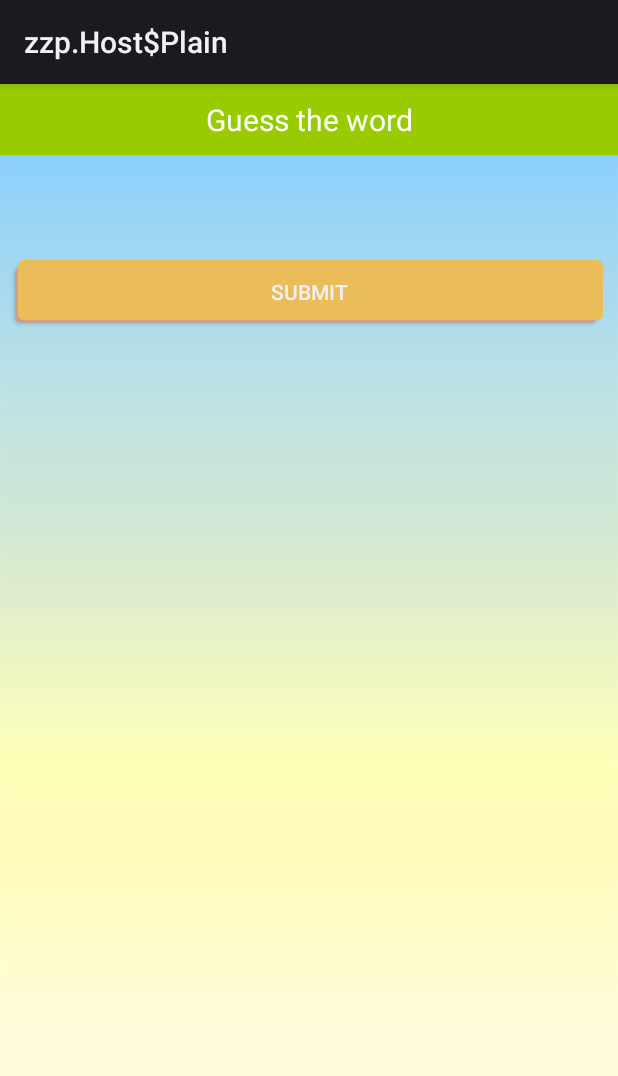
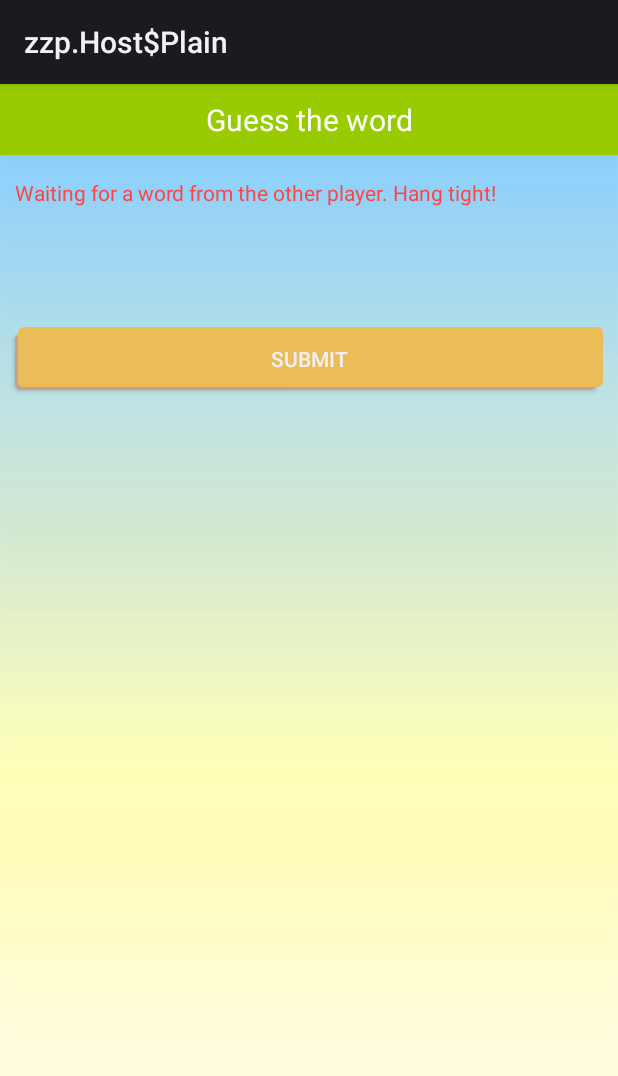
Before and after one commit to sachin-sable/QP-hack-bulls-and-cows-android, an Android app: the layout guesser_screen.xml on its own in the app's theme, with its tools: preview values and no code run, on a phone screen of 412 x 824 dp. Shown: the top 1076 px of the screen. Run offline under Robolectric (Android 15) with nearby library versions, the phone set to English and light mode, and no system bars.

Commit message:
Ended the game properly to start it again.

```diff
--- a/app/src/main/java/com/questionpro/bullscows/app/ChooserScreen.java
+++ b/app/src/main/java/com/questionpro/bullscows/app/ChooserScreen.java
@@ -67,6 +67,9 @@ public class ChooserScreen extends Activity {
                         if(passAttempt.bullsCount == GlobalData.getInstance().getCurrentWord().length()){
                             Toast.makeText(ChooserScreen.this.getApplicationContext(), "The other person has guessed the word \""
                                     +GlobalData.getInstance().getCurrentWord()+"\"correctly in "+resultAdapter.getCount()+" attempts.",Toast.LENGTH_LONG).show();
+                            myRef.child("User").setValue("");
+                            myRef.child("ChooserInput").setValue("");
+                            myRef.child("GuesserInput").setValue("");
                             ChooserScreen.this.finish();
                         }
 
--- a/app/src/main/res/layout/guesser_screen.xml
+++ b/app/src/main/res/layout/guesser_screen.xml
@@ -20,7 +20,14 @@
             android:textColor="@android:color/white"
             android:textSize="20sp"/>
     </LinearLayout>
-
+    <TextView
+        android:id="@+id/textView"
+        android:layout_width="wrap_content"
+        android:layout_height="wrap_content"
+        android:textColor="@android:color/holo_red_light"
+        android:layout_marginTop="5dp"
+        android:padding="10dp"
+        android:text="Waiting for a word from the other player. Hang tight!" />
     <LinearLayout
         android:id="@+id/textInputLayout"
         android:layout_width="match_parent"
```
Also changed, not shown: app/src/main/java/com/questionpro/bullscows/app/GuesserScreen.java (+8 -0 lines).
